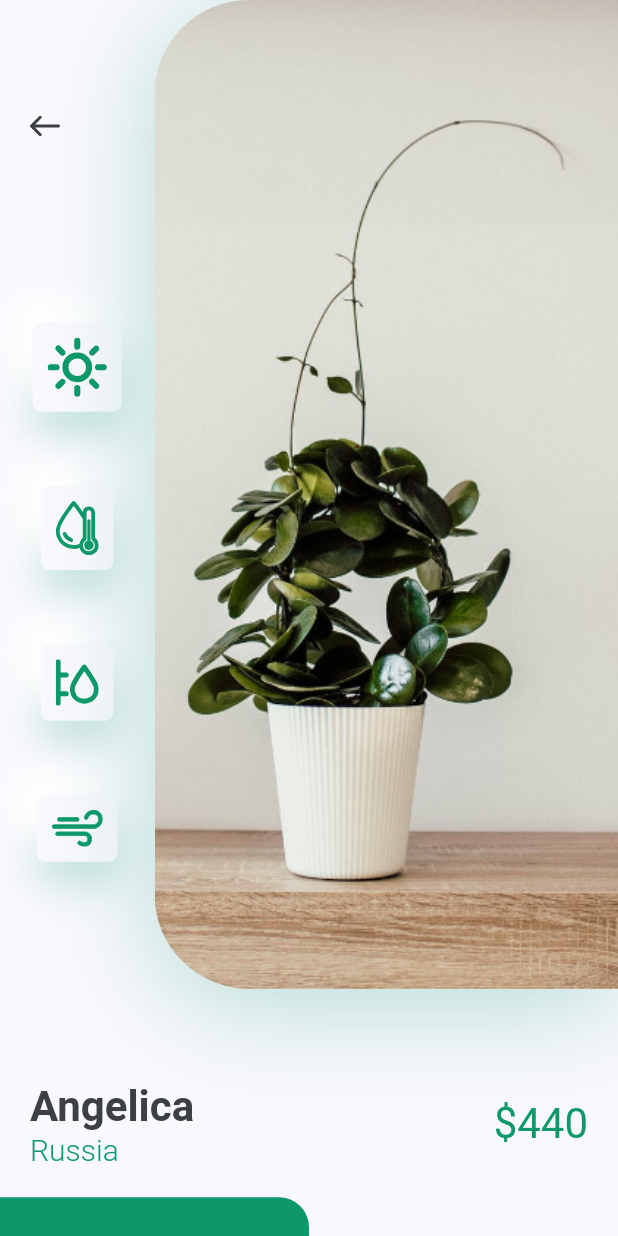
After one commit to RainBowT0506/TheFlutterWay-PlantApp, a Flutter app: the screen it shows after launch, after a tap on an icon or button, on a phone screen of 412 x 824 dp. The commit adds this screen. Run offline on Flutter 3.47's test engine with Material 3 defaults, Android fonts, the phone set to English and light mode, and no system bars; our stand-ins replace flutter_svg.

Commit message:
refactor widget
- extract widget with DetailFeaturedPlane
- extract widget with DetailPlantImage
- extract widget with PlantBackButton
- extract widget with PlantSearchBar

```diff
--- /dev/null
+++ b/lib/components/constants.dart
@@ -0,0 +1,24 @@
+import 'package:flutter/material.dart';
+import 'package:flutter_svg/svg.dart';
+import 'package:plant_app/constants.dart';
+
+class PlantBackButton extends StatelessWidget {
+  const PlantBackButton({
+    super.key,
+  });
+
+  @override
+  Widget build(BuildContext context) {
+    return Align(
+      alignment: Alignment.topLeft,
+      child: IconButton(
+        padding:
+            EdgeInsets.symmetric(horizontal: kDefaultPadding),
+        icon: SvgPicture.asset("assets/icons/back_arrow.svg"),
+        onPressed: () {
+          Navigator.pop(context);
+        },
+      ),
+    );
+  }
+}
--- /dev/null
+++ b/lib/screens/detail/components/detail_featured_plane.dart
@@ -0,0 +1,20 @@
+import 'package:flutter/material.dart';
+import 'package:plant_app/screens/detail/components/icon_card.dart';
+
+class DetailFeaturedPlane extends StatelessWidget {
+  const DetailFeaturedPlane({
+    super.key,
+  });
+
+  @override
+  Widget build(BuildContext context) {
+    return Column(
+      children: <Widget>[
+        IconCard(icon: "assets/icons/sun.svg"),
+        IconCard(icon: "assets/icons/icon_2.svg"),
+        IconCard(icon: "assets/icons/icon_3.svg"),
+        IconCard(icon: "assets/icons/icon_4.svg"),
+      ],
+    );
+  }
+}
--- /dev/null
+++ b/lib/screens/detail/components/detail_plant_image.dart
@@ -0,0 +1,37 @@
+import 'package:flutter/material.dart';
+import 'package:plant_app/constants.dart';
+
+class DetailPlantImage extends StatelessWidget {
+  const DetailPlantImage({
+    super.key,
+    required this.size,
+  });
+
+  final Size size;
+
+  @override
+  Widget build(BuildContext context) {
+    return Container(
+      height: size.height * 0.8,
+      width: size.width * 0.75,
+      decoration: BoxDecoration(
+        borderRadius: BorderRadius.only(
+          topLeft: Radius.circular(63),
+          bottomLeft: Radius.circular(63),
+        ),
+        boxShadow: [
+          BoxShadow(
+            offset: Offset(0, 10),
+            blurRadius: 60,
+            color: kPrimaryColor.withOpacity(0.29),
+          )
+        ],
+        image: DecorationImage(
+          alignment: Alignment.centerLeft,
+          fit: BoxFit.cover,
+          image: AssetImage("assets/images/img.png"),
+        ),
+      ),
+    );
+  }
+}
--- a/lib/screens/detail/components/plant_detail_header.dart
+++ b/lib/screens/detail/components/plant_detail_header.dart
@@ -1,6 +1,9 @@
 import 'package:flutter/material.dart';
 import 'package:flutter_svg/svg.dart';
+import 'package:plant_app/components/constants.dart';
 import 'package:plant_app/constants.dart';
+import 'package:plant_app/screens/detail/components/detail_featured_plane.dart';
+import 'package:plant_app/screens/detail/components/detail_plant_image.dart';
 import 'package:plant_app/screens/detail/components/icon_card.dart';
 
 class PlantDetailHeader extends StatelessWidget {
@@ -24,48 +27,14 @@ class PlantDetailHeader extends StatelessWidget {
                     const EdgeInsets.symmetric(vertical: kDefaultPadding * 3),
                 child: Column(
                   children: <Widget>[
-                    Align(
-                      alignment: Alignment.topLeft,
-                      child: IconButton(
-                        padding:
-                            EdgeInsets.symmetric(horizontal: kDefaultPadding),
-                        icon: SvgPicture.asset("assets/icons/back_arrow.svg"),
-                        onPressed: () {
-                          Navigator.pop(context);
-                        },
-                      ),
-                    ),
+                    PlantBackButton(),
                     Spacer(),
-                    IconCard(icon: "assets/icons/sun.svg"),
-                    IconCard(icon: "assets/icons/icon_2.svg"),
-                    IconCard(icon: "assets/icons/icon_3.svg"),
-                    IconCard(icon: "assets/icons/icon_4.svg"),
+                    DetailFeaturedPlane()
                   ],
                 ),
               ),
             ),
-            Container(
-              height: size.height * 0.8,
-              width: size.width * 0.75,
-              decoration: BoxDecoration(
-                borderRadius: BorderRadius.only(
-                  topLeft: Radius.circular(63),
-                  bottomLeft: Radius.circular(63),
-                ),
-                boxShadow: [
-                  BoxShadow(
-                    offset: Offset(0, 10),
-                    blurRadius: 60,
-                    color: kPrimaryColor.withOpacity(0.29),
-                  )
-                ],
-                image: DecorationImage(
-                  alignment: Alignment.centerLeft,
-                  fit: BoxFit.cover,
-                  image: AssetImage("assets/images/img.png"),
-                ),
-              ),
-            )
+            DetailPlantImage(size: size)
           ],
         ),
       ),
--- a/lib/screens/home/components/body.dart
+++ b/lib/screens/home/components/body.dart
@@ -12,14 +12,13 @@ class Body extends StatelessWidget {
 
   @override
   Widget build(BuildContext context) {
-    Size size = MediaQuery.of(context).size;
     return SingleChildScrollView(
       child: Column(
         children: <Widget>[
-          Header(size: size),
-          ListHeader(title: "Recomended", press: () {}),
+          Header(),
+          PlantsSection(title: "Recomended", press: () {}),
           RecomendedPlants(),
-          ListHeader(title: "Featured Plants", press: () {}),
+          PlantsSection(title: "Featured Plants", press: () {}),
           FeaturedPlants(),
           SizedBox(height: kDefaultPadding),
         ],
--- a/lib/screens/home/components/header.dart
+++ b/lib/screens/home/components/header.dart
@@ -1,23 +1,40 @@
 import 'package:flutter/material.dart';
 import 'package:flutter_svg/svg.dart';
 import 'package:plant_app/constants.dart';
+import 'package:plant_app/screens/home/components/plant_search_bar.dart';
 
 class Header extends StatelessWidget {
   const Header({
     super.key,
-    required this.size,
   });
-
-  final Size size;
 
   @override
   Widget build(BuildContext context) {
+    Size size = MediaQuery.of(context).size;
+
     return Container(
       margin: EdgeInsets.only(bottom: kDefaultPadding * 2.5),
       height: size.height * 0.2,
       child: Stack(
         children: <Widget>[
-          Container(
+          HeaderBackground(),
+          PlantSearchBar(),
+        ],
+      ),
+    );
+  }
+}
+
+class HeaderBackground extends StatelessWidget {
+  const HeaderBackground({
+    super.key,
+  });
+
+  @override
+  Widget build(BuildContext context) {
+    Size size = MediaQuery.of(context).size;
+
+    return Container(
       padding: EdgeInsets.only(
           left: kDefaultPadding,
           right: kDefaultPadding,
@@ -30,57 +47,30 @@ class Header extends StatelessWidget {
           bottomRight: Radius.circular(36),
         ),
       ),
-            child: Row(
+      child: Greeting(),
+    );
+  }
+}
+
+class Greeting extends StatelessWidget {
+  const Greeting({
+    super.key,
+  });
+
+  @override
+  Widget build(BuildContext context) {
+    return Row(
       children: <Widget>[
         Text(
           'Hi Uishopy!',
-                  style: Theme.of(context).textTheme.headlineSmall?.copyWith(
-                      color: Colors.white, fontWeight: FontWeight.bold),
+          style: Theme.of(context)
+              .textTheme
+              .headlineSmall
+              ?.copyWith(color: Colors.white, fontWeight: FontWeight.bold),
         ),
         Spacer(),
         Image.asset("assets/images/logo.png")
       ],
-            ),
-          ),
-          Positioned(
-            bottom: 0,
-            left: 0,
-            right: 0,
-            child: Container(
-              margin: EdgeInsets.symmetric(horizontal: kDefaultPadding),
-              padding: EdgeInsets.symmetric(horizontal: kDefaultPadding),
-              height: 54,
-              decoration: BoxDecoration(
-                color: Colors.white,
-                borderRadius: BorderRadius.circular(20),
-                boxShadow: [
-                  BoxShadow(
-                    offset: Offset(0, 10),
-                    blurRadius: 50,
-                    color: kPrimaryColor.withOpacity(0.23),
-                  )
-                ],
-              ),
-              child: Row(children: <Widget>[
-                Expanded(
-                  child: TextField(
-                    onChanged: (value) {},
-                    decoration: InputDecoration(
-                      hintText: "Search",
-                      hintStyle: TextStyle(
-                        color: kPrimaryColor.withOpacity(0.5),
-                      ),
-                      enabledBorder: InputBorder.none,
-                      focusedBorder: InputBorder.none,
-                    ),
-                  ),
-                ),
-                SvgPicture.asset("assets/icons/search.svg"),
-              ]),
-            ),
-          ),
-        ],
-      ),
     );
   }
 }
--- a/lib/screens/home/components/list_header.dart
+++ b/lib/screens/home/components/list_header.dart
@@ -1,8 +1,8 @@
 import 'package:flutter/material.dart';
 import 'package:plant_app/constants.dart';
 
-class ListHeader extends StatelessWidget {
-  const ListHeader({
+class PlantsSection extends StatelessWidget {
+  const PlantsSection({
     super.key,
     required this.title,
     required this.press,
--- /dev/null
+++ b/lib/screens/home/components/plant_search_bar.dart
@@ -0,0 +1,50 @@
+import 'package:flutter/material.dart';
+import 'package:flutter_svg/svg.dart';
+import 'package:plant_app/constants.dart';
+
+class PlantSearchBar extends StatelessWidget {
+  const PlantSearchBar({
+    super.key,
+  });
+
+  @override
+  Widget build(BuildContext context) {
+    return Positioned(
+      bottom: 0,
+      left: 0,
+      right: 0,
+      child: Container(
+        margin: EdgeInsets.symmetric(horizontal: kDefaultPadding),
+        padding: EdgeInsets.symmetric(horizontal: kDefaultPadding),
+        height: 54,
+        decoration: BoxDecoration(
+          color: Colors.white,
+          borderRadius: BorderRadius.circular(20),
+          boxShadow: [
+            BoxShadow(
+              offset: Offset(0, 10),
+              blurRadius: 50,
+              color: kPrimaryColor.withOpacity(0.23),
+            )
+          ],
+        ),
+        child: Row(children: <Widget>[
+          Expanded(
+            child: TextField(
+              onChanged: (value) {},
+              decoration: InputDecoration(
+                hintText: "Search",
+                hintStyle: TextStyle(
+                  color: kPrimaryColor.withOpacity(0.5),
+                ),
+                enabledBorder: InputBorder.none,
+                focusedBorder: InputBorder.none,
+              ),
+            ),
+          ),
+          SvgPicture.asset("assets/icons/search.svg"),
+        ]),
+      ),
+    );
+  }
+}
```
Lines whose indentation alone changed are shown as unchanged.
